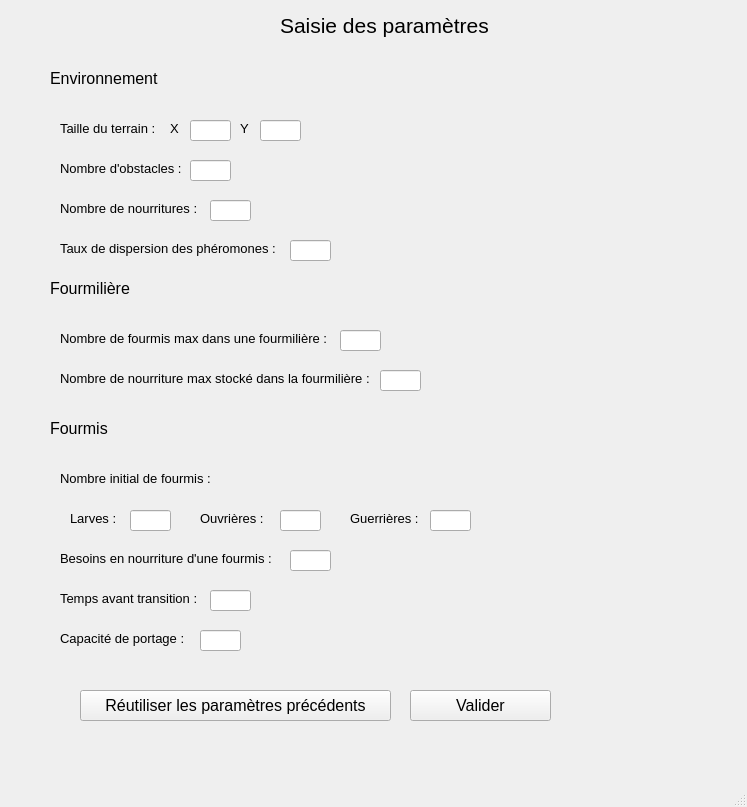
Old version of the form Fourmis/parameters.ui in the repository S-HENR/Projet_LP73.
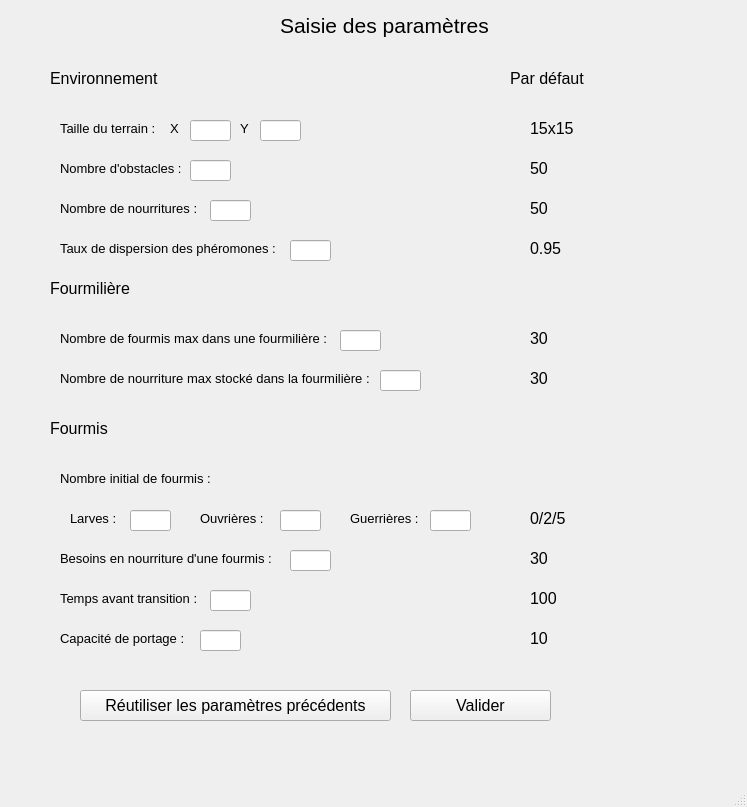
New version of the form.

Commit message: default parameters added to display

The edit to the form file:
```diff
--- a/Fourmis/parameters.ui
+++ b/Fourmis/parameters.ui
@@ -585,6 +585,204 @@
      <string>Réutiliser les paramètres précédents</string>
     </property>
    </widget>
+   <widget class="QLabel" name="label_20">
+    <property name="geometry">
+     <rect>
+      <x>530</x>
+      <y>120</y>
+      <width>111</width>
+      <height>16</height>
+     </rect>
+    </property>
+    <property name="font">
+     <font>
+      <pointsize>12</pointsize>
+     </font>
+    </property>
+    <property name="text">
+     <string>15x15</string>
+    </property>
+   </widget>
+   <widget class="QLabel" name="label_21">
+    <property name="geometry">
+     <rect>
+      <x>510</x>
+      <y>70</y>
+      <width>151</width>
+      <height>16</height>
+     </rect>
+    </property>
+    <property name="font">
+     <font>
+      <pointsize>12</pointsize>
+     </font>
+    </property>
+    <property name="text">
+     <string>Par défaut</string>
+    </property>
+   </widget>
+   <widget class="QLabel" name="label_22">
+    <property name="geometry">
+     <rect>
+      <x>530</x>
+      <y>160</y>
+      <width>111</width>
+      <height>16</height>
+     </rect>
+    </property>
+    <property name="font">
+     <font>
+      <pointsize>12</pointsize>
+     </font>
+    </property>
+    <property name="text">
+     <string>50</string>
+    </property>
+   </widget>
+   <widget class="QLabel" name="label_23">
+    <property name="geometry">
+     <rect>
+      <x>530</x>
+      <y>200</y>
+      <width>111</width>
+      <height>16</height>
+     </rect>
+    </property>
+    <property name="font">
+     <font>
+      <pointsize>12</pointsize>
+     </font>
+    </property>
+    <property name="text">
+     <string>50</string>
+    </property>
+   </widget>
+   <widget class="QLabel" name="label_24">
+    <property name="geometry">
+     <rect>
+      <x>530</x>
+      <y>240</y>
+      <width>111</width>
+      <height>16</height>
+     </rect>
+    </property>
+    <property name="font">
+     <font>
+      <pointsize>12</pointsize>
+     </font>
+    </property>
+    <property name="text">
+     <string>0.95</string>
+    </property>
+   </widget>
+   <widget class="QLabel" name="label_25">
+    <property name="geometry">
+     <rect>
+      <x>530</x>
+      <y>330</y>
+      <width>111</width>
+      <height>16</height>
+     </rect>
+    </property>
+    <property name="font">
+     <font>
+      <pointsize>12</pointsize>
+     </font>
+    </property>
+    <property name="text">
+     <string>30</string>
+    </property>
+   </widget>
+   <widget class="QLabel" name="label_26">
+    <property name="geometry">
+     <rect>
+      <x>530</x>
+      <y>370</y>
+      <width>111</width>
+      <height>16</height>
+     </rect>
+    </property>
+    <property name="font">
+     <font>
+      <pointsize>12</pointsize>
+     </font>
+    </property>
+    <property name="text">
+     <string>30</string>
+    </property>
+   </widget>
+   <widget class="QLabel" name="label_27">
+    <property name="geometry">
+     <rect>
+      <x>530</x>
+      <y>510</y>
+      <width>111</width>
+      <height>16</height>
+     </rect>
+    </property>
+    <property name="font">
+     <font>
+      <pointsize>12</pointsize>
+     </font>
+    </property>
+    <property name="text">
+     <string>0/2/5</string>
+    </property>
+   </widget>
+   <widget class="QLabel" name="label_28">
+    <property name="geometry">
+     <rect>
+      <x>530</x>
+      <y>550</y>
+      <width>111</width>
+      <height>16</height>
+     </rect>
+    </property>
+    <property name="font">
+     <font>
+      <pointsize>12</pointsize>
+     </font>
+    </property>
+    <property name="text">
+     <string>30</string>
+    </property>
+   </widget>
+   <widget class="QLabel" name="label_29">
+    <property name="geometry">
+     <rect>
+      <x>530</x>
+      <y>590</y>
+      <width>111</width>
+      <height>16</height>
+     </rect>
+    </property>
+    <property name="font">
+     <font>
+      <pointsize>12</pointsize>
+     </font>
+    </property>
+    <property name="text">
+     <string>100</string>
+    </property>
+   </widget>
+   <widget class="QLabel" name="label_30">
+    <property name="geometry">
+     <rect>
+      <x>530</x>
+      <y>630</y>
+      <width>111</width>
+      <height>16</height>
+     </rect>
+    </property>
+    <property name="font">
+     <font>
+      <pointsize>12</pointsize>
+     </font>
+    </property>
+    <property name="text">
+     <string>10</string>
+    </property>
+   </widget>
   </widget>
   <widget class="QMenuBar" name="menubar">
    <property name="geometry">
```
